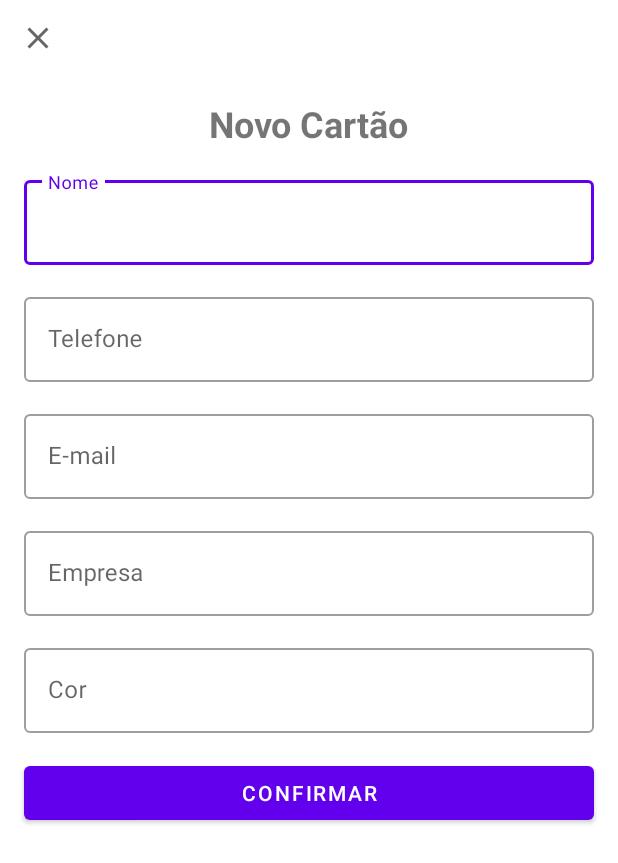
After one commit to leotofoli/BusinessCard, an Android app: the AddBusinessCardActivity screen opened directly, with no data from a screen before it, on a phone screen of 412 x 824 dp. The commit adds this screen. Shown: the top 863 px of the screen. Run offline under Robolectric (Android 15) with nearby library versions, the phone set to English and light mode, and no system bars.

Commit message:
Montando layout do projeto, parte 3

```diff
--- a/app/src/main/AndroidManifest.xml
+++ b/app/src/main/AndroidManifest.xml
@@ -11,6 +11,9 @@
         android:supportsRtl="true"
         android:theme="@style/Theme.BusinessCard">
         <activity
+            android:name=".ui.AddBusinessCardActivity"
+            android:exported="true" />
+        <activity
             android:name=".ui.MainActivity"
             android:exported="true">
             <intent-filter>
--- /dev/null
+++ b/app/src/main/java/com/example/businesscard/ui/AddBusinessCardActivity.kt
@@ -0,0 +1,25 @@
+package com.example.businesscard.ui
+
+import androidx.appcompat.app.AppCompatActivity
+import android.os.Bundle
+import com.example.businesscard.databinding.ActivityAddBusinessCardBinding
+
+class AddBusinessCardActivity : AppCompatActivity() {
+    private val binding by lazy { ActivityAddBusinessCardBinding.inflate(layoutInflater) }
+
+    override fun onCreate(savedInstanceState: Bundle?) {
+        super.onCreate(savedInstanceState)
+        setContentView(binding.root)
+        insertListener()
+    }
+
+    private fun insertListener() {
+        binding.btnClose.setOnClickListener {
+            finish()
+        }
+
+        binding.btnConfirme.setOnClickListener {
+
+        }
+    }
+}
--- a/app/src/main/java/com/example/businesscard/ui/MainActivity.kt
+++ b/app/src/main/java/com/example/businesscard/ui/MainActivity.kt
@@ -1,6 +1,7 @@
 package com.example.businesscard.ui
 
 import android.app.Activity
+import android.content.Intent
 import androidx.appcompat.app.AppCompatActivity
 import android.os.Bundle
 import com.example.businesscard.R
@@ -12,5 +13,12 @@ class MainActivity : AppCompatActivity() {
     override fun onCreate(savedInstanceState: Bundle?) {
         super.onCreate(savedInstanceState)
         setContentView(binding.root)
+        insertListener()
+    }
+    private fun insertListener(){
+        binding.Fab.setOnClickListener{
+            val intent = Intent(this@MainActivity, AddBusinessCardActivity::class.java)
+            startActivity(intent)
+        }
     }
 }
--- /dev/null
+++ b/app/src/main/res/drawable/ic_close.xml
@@ -0,0 +1,10 @@
+<vector xmlns:android="http://schemas.android.com/apk/res/android"
+    android:width="24dp"
+    android:height="24dp"
+    android:viewportWidth="24"
+    android:viewportHeight="24"
+    android:tint="?attr/colorControlNormal">
+  <path
+      android:fillColor="@android:color/white"
+      android:pathData="M19,6.41L17.59,5 12,10.59 6.41,5 5,6.41 10.59,12 5,17.59 6.41,19 12,13.41 17.59,19 19,17.59 13.41,12z"/>
+</vector>
--- /dev/null
+++ b/app/src/main/res/layout/activity_add_business_card.xml
@@ -0,0 +1,131 @@
+<?xml version="1.0" encoding="utf-8"?>
+<androidx.constraintlayout.widget.ConstraintLayout xmlns:android="http://schemas.android.com/apk/res/android"
+    xmlns:app="http://schemas.android.com/apk/res-auto"
+    xmlns:tools="http://schemas.android.com/tools"
+    android:layout_width="match_parent"
+    android:layout_height="match_parent"
+    tools:context=".ui.AddBusinessCardActivity">
+
+    <ImageButton
+        android:id="@+id/btn_close"
+        android:layout_width="50dp"
+        android:layout_height="50dp"
+        android:background="?attr/actionBarItemBackground"
+        android:src="@drawable/ic_close"
+        app:layout_constraintStart_toStartOf="parent"
+        app:layout_constraintTop_toTopOf="parent" />
+
+    <com.google.android.material.textview.MaterialTextView
+        android:id="@+id/tv_title"
+        android:layout_width="wrap_content"
+        android:layout_height="wrap_content"
+        android:layout_margin="16dp"
+        android:text="@string/new_card"
+        android:textSize="24sp"
+        android:textStyle="bold"
+        app:layout_constraintEnd_toEndOf="parent"
+        app:layout_constraintStart_toStartOf="parent"
+        app:layout_constraintTop_toBottomOf="@id/btn_close" />
+
+    <com.google.android.material.textfield.TextInputLayout
+        android:id="@+id/til_nome"
+        style="@style/Widget.MaterialComponents.TextInputLayout.OutlinedBox"
+        android:layout_width="0dp"
+        android:layout_height="wrap_content"
+        android:layout_margin="16dp"
+        android:hint="@string/nome"
+        app:layout_constraintEnd_toEndOf="parent"
+        app:layout_constraintStart_toStartOf="parent"
+        app:layout_constraintTop_toBottomOf="@id/tv_title">
+
+        <com.google.android.material.textfield.TextInputEditText
+            android:layout_width="match_parent"
+            android:layout_height="match_parent"
+            android:inputType="text" />
+
+    </com.google.android.material.textfield.TextInputLayout>
+
+    <com.google.android.material.textfield.TextInputLayout
+        android:id="@+id/til_telefone"
+        style="@style/Widget.MaterialComponents.TextInputLayout.OutlinedBox"
+        android:layout_width="0dp"
+        android:layout_height="wrap_content"
+        android:layout_margin="16dp"
+        android:hint="@string/telefone"
+        app:layout_constraintEnd_toEndOf="parent"
+        app:layout_constraintStart_toStartOf="parent"
+        app:layout_constraintTop_toBottomOf="@id/til_nome">
+
+        <com.google.android.material.textfield.TextInputEditText
+            android:layout_width="match_parent"
+            android:layout_height="match_parent"
+            android:inputType="number" />
+
+    </com.google.android.material.textfield.TextInputLayout>
+
+    <com.google.android.material.textfield.TextInputLayout
+        android:id="@+id/til_email"
+        style="@style/Widget.MaterialComponents.TextInputLayout.OutlinedBox"
+        android:layout_width="0dp"
+        android:layout_height="wrap_content"
+        android:layout_margin="16dp"
+        android:hint="@string/e_mail"
+        app:layout_constraintEnd_toEndOf="parent"
+        app:layout_constraintStart_toStartOf="parent"
+        app:layout_constraintTop_toBottomOf="@id/til_telefone">
+
+        <com.google.android.material.textfield.TextInputEditText
+            android:layout_width="match_parent"
+            android:layout_height="match_parent"
+            android:inputType="textEmailAddress" />
+
+    </com.google.android.material.textfield.TextInputLayout>
+
+    <com.google.android.material.textfield.TextInputLayout
+        android:id="@+id/til_empresa"
+        style="@style/Widget.MaterialComponents.TextInputLayout.OutlinedBox"
+        android:layout_width="0dp"
+        android:layout_height="wrap_content"
+        android:layout_margin="16dp"
+        android:hint="@string/empresa"
+        app:layout_constraintEnd_toEndOf="parent"
+        app:layout_constraintStart_toStartOf="parent"
+        app:layout_constraintTop_toBottomOf="@id/til_email">
+
+        <com.google.android.material.textfield.TextInputEditText
+            android:layout_width="match_parent"
+            android:layout_height="match_parent"
+            android:inputType="text" />
+
+    </com.google.android.material.textfield.TextInputLayout>
+
+    <com.google.android.material.textfield.TextInputLayout
+        android:id="@+id/til_cor"
+        style="@style/Widget.MaterialComponents.TextInputLayout.OutlinedBox"
+        android:layout_width="0dp"
+        android:layout_height="wrap_content"
+        android:layout_margin="16dp"
+        android:hint="@string/cor"
+        app:layout_constraintEnd_toEndOf="parent"
+        app:layout_constraintStart_toStartOf="parent"
+        app:layout_constraintTop_toBottomOf="@id/til_empresa">
+
+        <com.google.android.material.textfield.TextInputEditText
+            android:layout_width="match_parent"
+            android:layout_height="match_parent"
+            android:inputType="text" />
+
+    </com.google.android.material.textfield.TextInputLayout>
+
+    <com.google.android.material.button.MaterialButton
+        android:id="@+id/btn_confirme"
+        android:layout_width="0dp"
+        android:layout_height="wrap_content"
+        android:layout_margin="16dp"
+        android:text="@string/confirmar"
+        app:layout_constraintEnd_toEndOf="parent"
+        app:layout_constraintStart_toStartOf="parent"
+        app:layout_constraintTop_toBottomOf="@id/til_cor" />
+
+
+</androidx.constraintlayout.widget.ConstraintLayout>
--- a/app/src/main/res/layout/activity_main.xml
+++ b/app/src/main/res/layout/activity_main.xml
@@ -26,18 +26,17 @@
         app:layout_constraintBottom_toBottomOf="parent"
         app:layout_constraintTop_toBottomOf="@id/tv_title"
         tools:itemCount="8"
-        tools:listitem="@layout/item_business_card"/>
+        tools:listitem="@layout/item_business_card" />
 
 
     <com.google.android.material.floatingactionbutton.FloatingActionButton
+        android:id="@+id/Fab"
         android:layout_width="wrap_content"
         android:layout_height="wrap_content"
         android:layout_margin="16dp"
         app:layout_constraintBottom_toBottomOf="parent"
         app:layout_constraintEnd_toEndOf="parent"
-        app:srcCompat="@drawable/ic_add"
-
-        />
+        app:srcCompat="@drawable/ic_add" />
 
 
 </androidx.constraintlayout.widget.ConstraintLayout>
--- a/app/src/main/res/values/strings.xml
+++ b/app/src/main/res/values/strings.xml
@@ -1,4 +1,11 @@
 <resources>
     <string name="app_name">BusinessCard</string>
     <string name="label_business_card">Cartão de visita</string>
+    <string name="new_card">Novo Cartão</string>
+    <string name="nome">Nome</string>
+    <string name="telefone">Telefone</string>
+    <string name="e_mail">E-mail</string>
+    <string name="empresa">Empresa</string>
+    <string name="cor">Cor</string>
+    <string name="confirmar">Confirmar</string>
 </resources>
--- a/build.gradle
+++ b/build.gradle
@@ -6,7 +6,7 @@ buildscript {
     }
     dependencies {
         classpath "com.android.tools.build:gradle:7.0.1"
-        classpath "org.jetbrains.kotlin:kotlin-gradle-plugin:1.5.21"
+        classpath 'org.jetbrains.kotlin:kotlin-gradle-plugin:1.5.31'
 
         // NOTE: Do not place your application dependencies here; they belong
         // in the individual module build.gradle files
```
